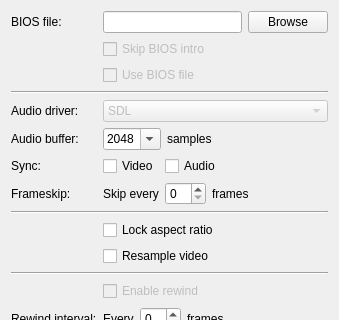
kiddreads/Avalon-copy2, file Libretro/mgba/src/platform/qt/SettingsView.ui: the form before one commit; both pictures show x 0 to 339 and y 0 to 320 of the 339 by 503 pixel window.
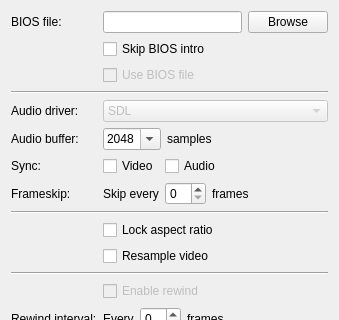
The form after the commit.

Patch:
```diff
--- a/Libretro/mgba/src/platform/qt/SettingsView.ui
+++ b/Libretro/mgba/src/platform/qt/SettingsView.ui
@@ -49,9 +49,6 @@
      </item>
      <item row="1" column="1">
       <widget class="QCheckBox" name="skipBios">
-       <property name="enabled">
-        <bool>false</bool>
-       </property>
        <property name="text">
         <string>Skip BIOS intro</string>
        </property>
```
